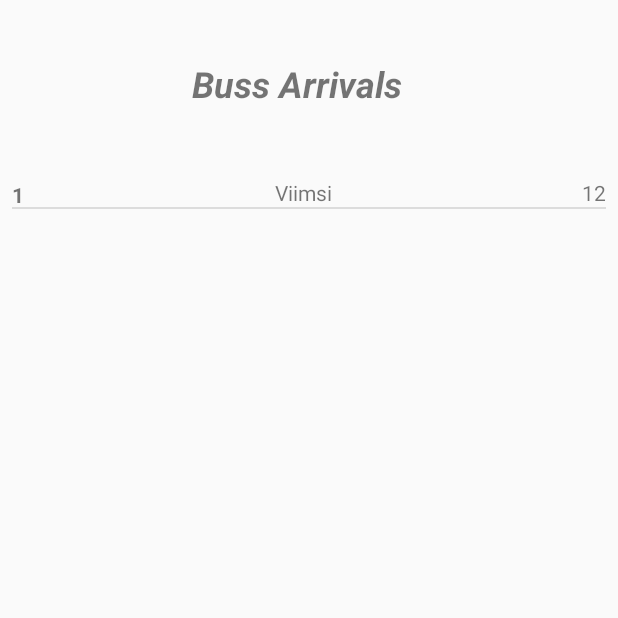
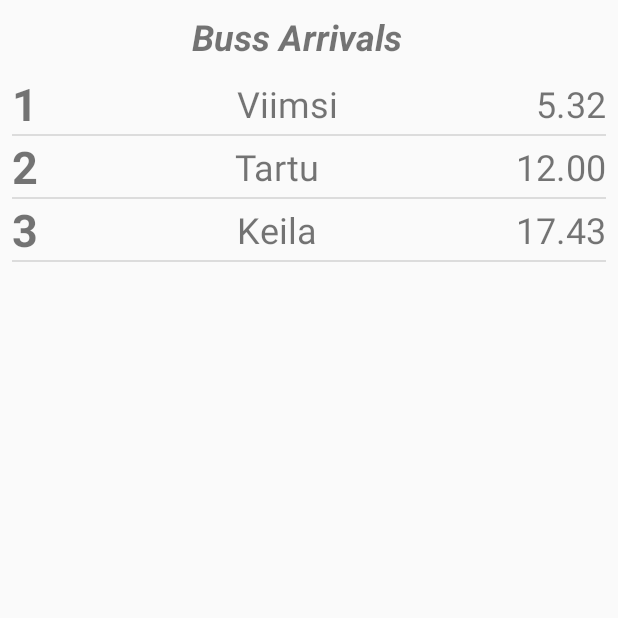
Before and after one commit to IngoIgnasov/FutureOfMobility, an Android app: the BussStopActivity screen opened directly, with no data from a screen before it, on a phone screen of 412 x 824 dp, the top half of it. Run offline under Robolectric (Android 15) with nearby library versions, the phone set to English and light mode, and no system bars.

Commit message:
Stuff on nuud olemas!

```diff
--- a/app/src/main/java/com/example/markusleemet/garage48/BussStopActivity.java
+++ b/app/src/main/java/com/example/markusleemet/garage48/BussStopActivity.java
@@ -23,7 +23,9 @@ public class BussStopActivity extends AppCompatActivity {
 
 
         ArrayList<BusInfo> bussesList = new ArrayList<>();
-        bussesList.add(new BusInfo("1", "Viimsi", "12"));
+        bussesList.add(new BusInfo("1", "Viimsi", "5.32"));
+        bussesList.add(new BusInfo("2", "Tartu", "12.00"));
+        bussesList.add(new BusInfo("3", "Keila", "17.43"));
 
 
         adapter = new CustomAdapter(bussesList, this);
--- a/app/src/main/res/layout/activity_buss_stop.xml
+++ b/app/src/main/res/layout/activity_buss_stop.xml
@@ -11,6 +11,7 @@
         android:id="@+id/textView2"
         android:layout_width="395dp"
         android:layout_height="wrap_content"
+        android:layout_marginTop="8dp"
         android:text="Buss Arrivals"
         android:textAlignment="center"
         android:textSize="24sp"
@@ -22,7 +23,7 @@
     <ListView
         android:id="@+id/bussesAtBussStation"
         android:layout_width="0dp"
-        android:layout_height="658dp"
+        android:layout_height="0dp"
         android:layout_marginStart="8dp"
         android:layout_marginTop="8dp"
         android:layout_marginEnd="8dp"
--- a/app/src/main/res/layout/buss_information.xml
+++ b/app/src/main/res/layout/buss_information.xml
@@ -8,8 +8,10 @@
     <TextView
         android:id="@+id/number"
         android:layout_width="wrap_content"
-        android:layout_height="17dp"
+        android:layout_height="wrap_content"
         android:text="number"
+        android:textAlignment="center"
+        android:textSize="30dp"
         android:textStyle="bold"
         app:layout_constraintBottom_toBottomOf="parent"
         app:layout_constraintEnd_toStartOf="@+id/destination"
@@ -23,6 +25,7 @@
         android:layout_width="wrap_content"
         android:layout_height="wrap_content"
         android:text="destination"
+        android:textSize="24dp"
         app:layout_constraintBottom_toBottomOf="parent"
         app:layout_constraintEnd_toStartOf="@+id/arrival"
         app:layout_constraintHorizontal_bias="0.5"
@@ -34,6 +37,7 @@
         android:layout_width="wrap_content"
         android:layout_height="wrap_content"
         android:text="Arrival"
+        android:textSize="24dp"
         app:layout_constraintBottom_toBottomOf="parent"
         app:layout_constraintEnd_toEndOf="parent"
         app:layout_constraintHorizontal_bias="0.5"
```
